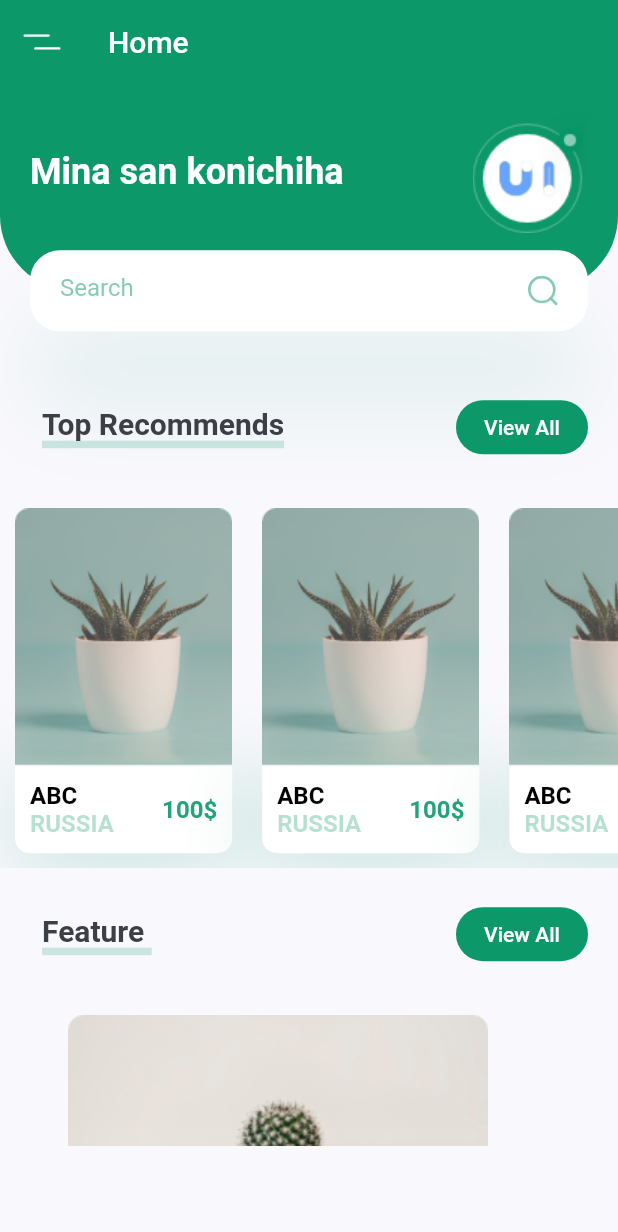
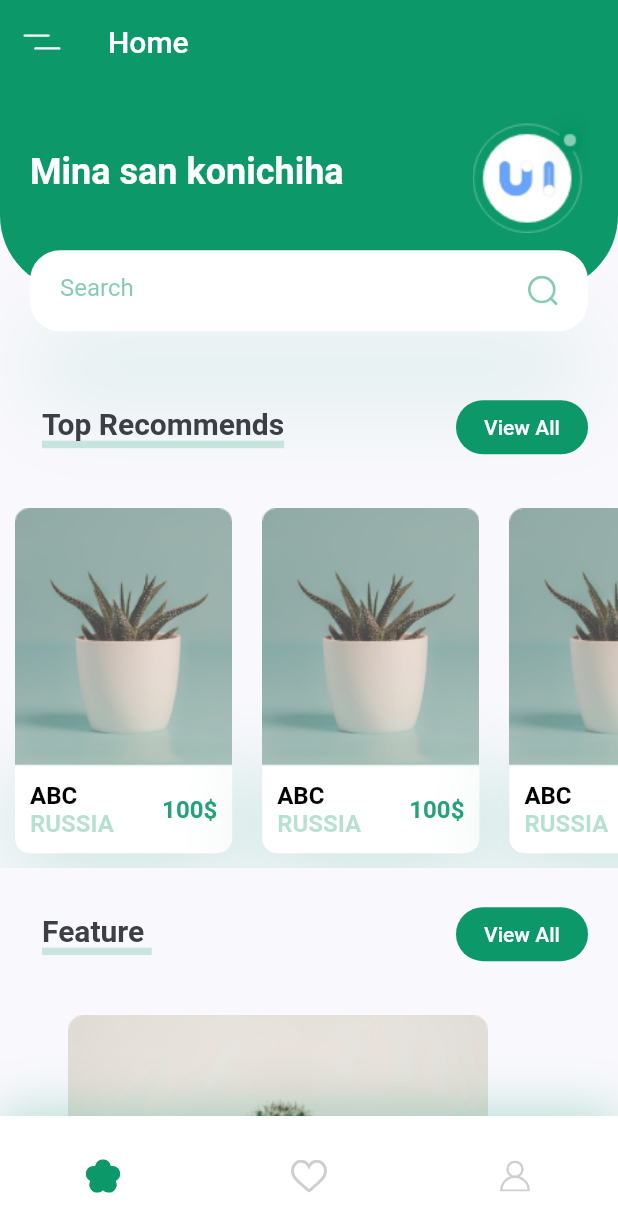
Before and after one commit to 17021084/flutter-ui-clone, a Flutter app: the screen it shows after launch, on a phone screen of 412 x 824 dp. Shown: the top 1232 px of the screen. Run offline on Flutter 3.47's test engine with Material 2 defaults, Android fonts, the light colour scheme and no system bars; our stand-ins replace flutter_svg.

Commit message:
Bottom nav bar

```diff
--- /dev/null
+++ b/lib/components/bottom_nav_bar.dart
@@ -0,0 +1,41 @@
+import 'package:flutter/material.dart';
+import 'package:flutter_svg/svg.dart';
+
+import '../constant.dart';
+
+class BottomNavBar extends StatelessWidget {
+  const BottomNavBar({
+    Key? key,
+  }) : super(key: key);
+
+  @override
+  Widget build(BuildContext context) {
+    return Container(
+      height: 80,
+      decoration: BoxDecoration(
+        color: Colors.white,
+        boxShadow: [
+          BoxShadow(
+            offset: Offset(0, -2),
+            blurRadius: 30,
+            color: kPrimaryColor.withOpacity(0.30),
+          ),
+        ],
+      ),
+      child: Row(
+        mainAxisAlignment: MainAxisAlignment.spaceAround,
+        children: <Widget>[
+          IconButton(
+              onPressed: () {},
+              icon: SvgPicture.asset('assets/icons/flower.svg')),
+          IconButton(
+              onPressed: () {},
+              icon: SvgPicture.asset('assets/icons/heart-icon.svg')),
+          IconButton(
+              onPressed: () {},
+              icon: SvgPicture.asset('assets/icons/user-icon.svg'))
+        ],
+      ),
+    );
+  }
+}
--- a/lib/screens/home/home_screen.dart
+++ b/lib/screens/home/home_screen.dart
@@ -1,5 +1,6 @@
 import 'package:flutter/material.dart';
 import 'package:flutter_svg/svg.dart';
+import 'package:fruit_app/components/bottom_nav_bar.dart';
 import 'package:fruit_app/constant.dart';
 import 'package:fruit_app/screens/home/components/body.dart';
 
@@ -19,8 +20,6 @@ class HomeScreen extends StatelessWidget {
           title: Text('Home'),
         ),
         body: Body(),
-        bottomNavigationBar: Container(
-          height: 60,
-        ));
+        bottomNavigationBar: BottomNavBar());
   }
 }
```
